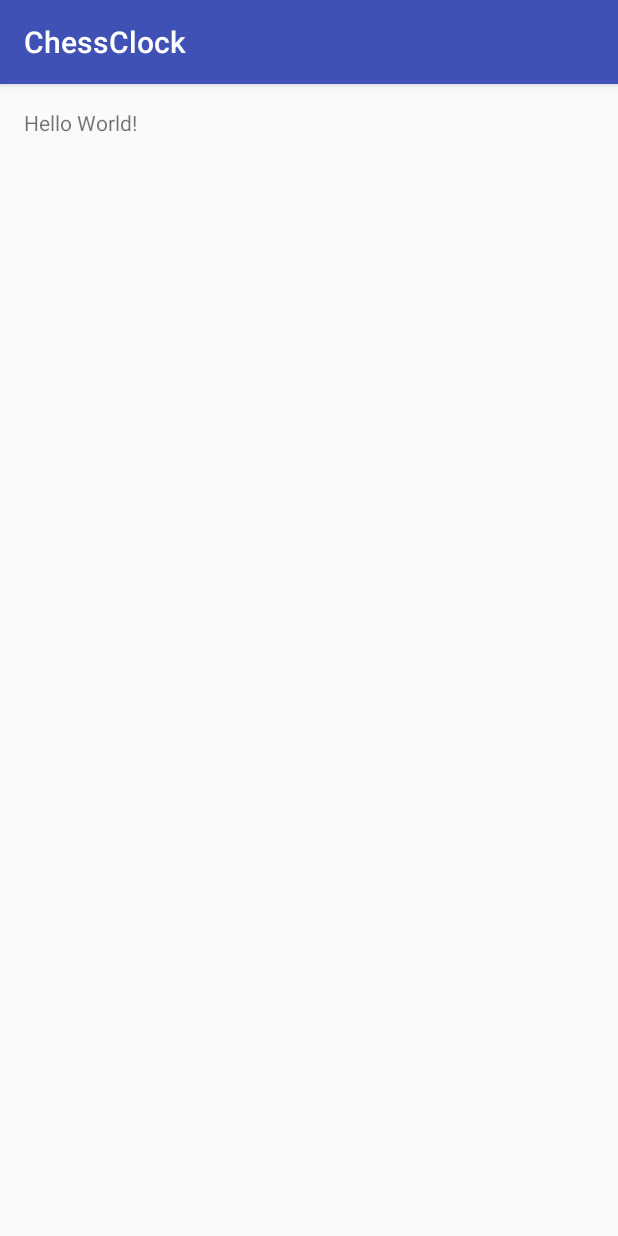
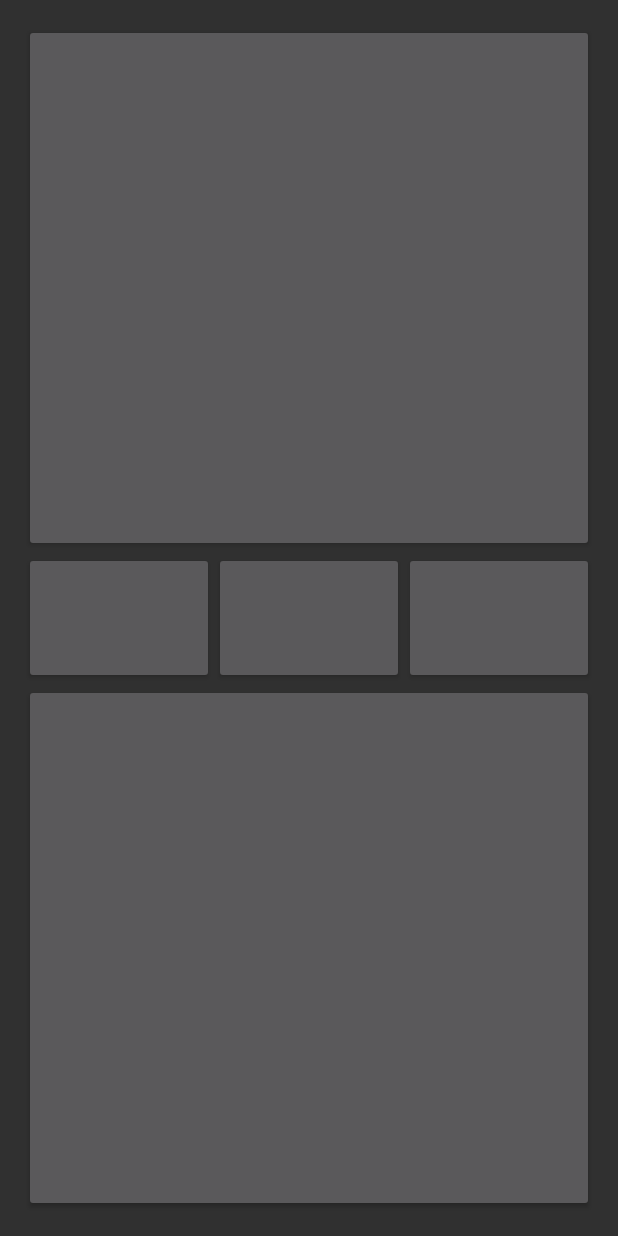
Before and after one commit to jmagine/ChessClock, an Android app: the screen it shows after launch (MainActivity), on a phone screen of 412 x 824 dp. Run offline under Robolectric (Android 15) with nearby library versions, the phone set to English and light mode, and no system bars.

Commit message:
set up first screen layout, big buttons with some controls

```diff
--- a/app/src/main/AndroidManifest.xml
+++ b/app/src/main/AndroidManifest.xml
@@ -7,7 +7,7 @@
     android:icon="@mipmap/ic_launcher"
     android:label="@string/app_name"
     android:supportsRtl="true"
-    android:theme="@style/AppTheme">
+    android:theme="@style/Theme.AppCompat.NoActionBar">
     <activity android:name=".MainActivity">
       <intent-filter>
         <action android:name="android.intent.action.MAIN"/>
--- a/app/src/main/res/layout/activity_main.xml
+++ b/app/src/main/res/layout/activity_main.xml
@@ -11,8 +11,43 @@
   android:paddingTop="@dimen/activity_vertical_margin"
   tools:context="com.example.android.chessclock.MainActivity">
 
-  <TextView
-    android:layout_width="wrap_content"
-    android:layout_height="wrap_content"
-    android:text="Hello World!"/>
+  <LinearLayout
+    android:layout_width="match_parent"
+    android:layout_height="match_parent"
+    android:orientation="vertical">
+
+    <Button
+      android:layout_width="match_parent"
+      android:layout_height="0dp"
+      android:layout_weight="4"/>
+
+    <LinearLayout
+      android:layout_width="match_parent"
+      android:layout_height="0dp"
+      android:layout_weight="1"
+      android:orientation="horizontal">
+
+      <Button
+        android:layout_width="0dp"
+        android:layout_height="match_parent"
+        android:layout_weight="1"/>
+
+      <Button
+        android:layout_width="0dp"
+        android:layout_height="match_parent"
+        android:layout_weight="1"/>
+
+      <Button
+        android:layout_width="0dp"
+        android:layout_height="match_parent"
+        android:layout_weight="1"/>
+
+    </LinearLayout>
+
+    <Button
+      android:layout_width="match_parent"
+      android:layout_height="0dp"
+      android:layout_weight="4"/>
+
+  </LinearLayout>
 </RelativeLayout>
```
